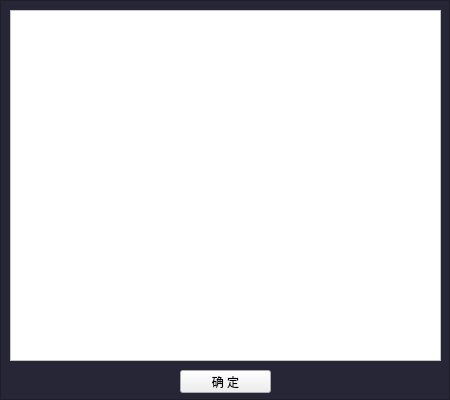
Old version of the form buylist.ui in the repository cbt-98/Supermarket-Management-System.
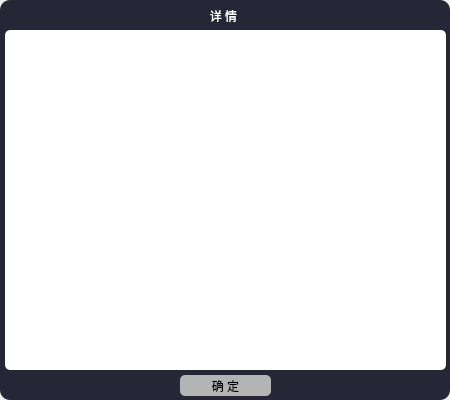
New version of the form.

What changed in the file:
```diff
--- a/buylist.ui
+++ b/buylist.ui
@@ -14,15 +14,15 @@
    <string>Form</string>
   </property>
   <property name="styleSheet">
-   <string notr="true"/>
+   <string notr="true">border-radius:5px;</string>
   </property>
   <widget class="QListWidget" name="listWidget">
    <property name="geometry">
     <rect>
-     <x>10</x>
-     <y>10</y>
-     <width>431</width>
-     <height>351</height>
+     <x>5</x>
+     <y>30</y>
+     <width>441</width>
+     <height>340</height>
     </rect>
    </property>
    <property name="styleSheet">
@@ -38,14 +38,16 @@
    <property name="geometry">
     <rect>
      <x>180</x>
-     <y>370</y>
+     <y>375</y>
      <width>91</width>
-     <height>23</height>
+     <height>21</height>
     </rect>
    </property>
    <property name="styleSheet">
     <string notr="true">color: rgb(0, 0, 0);
-font: 12pt &quot;黑体&quot;;</string>
+background-color: rgb(180, 180, 180);
+font: 12pt &quot;黑体&quot;;
+border-radius:5px;</string>
    </property>
    <property name="text">
     <string>确 定</string>
@@ -61,7 +63,8 @@
     </rect>
    </property>
    <property name="styleSheet">
-    <string notr="true">background-color: rgb(39, 38, 54);</string>
+    <string notr="true">background-color: rgb(39, 38, 54);
+border-radius:10px;</string>
    </property>
    <property name="frameShape">
     <enum>QFrame::StyledPanel</enum>
@@ -73,9 +76,31 @@
     <string/>
    </property>
   </widget>
+  <widget class="QLabel" name="label_2">
+   <property name="geometry">
+    <rect>
+     <x>193</x>
+     <y>5</y>
+     <width>61</width>
+     <height>21</height>
+    </rect>
+   </property>
+   <property name="styleSheet">
+    <string notr="true">color: rgb(255, 255, 255);
+font: 14pt &quot;黑体&quot;;
+background-color: rgb(39, 38, 54);</string>
+   </property>
+   <property name="text">
+    <string>详 情</string>
+   </property>
+   <property name="alignment">
+    <set>Qt::AlignCenter</set>
+   </property>
+  </widget>
   <zorder>label</zorder>
   <zorder>listWidget</zorder>
   <zorder>pushButton</zorder>
+  <zorder>label_2</zorder>
  </widget>
  <resources/>
  <connections/>
```
